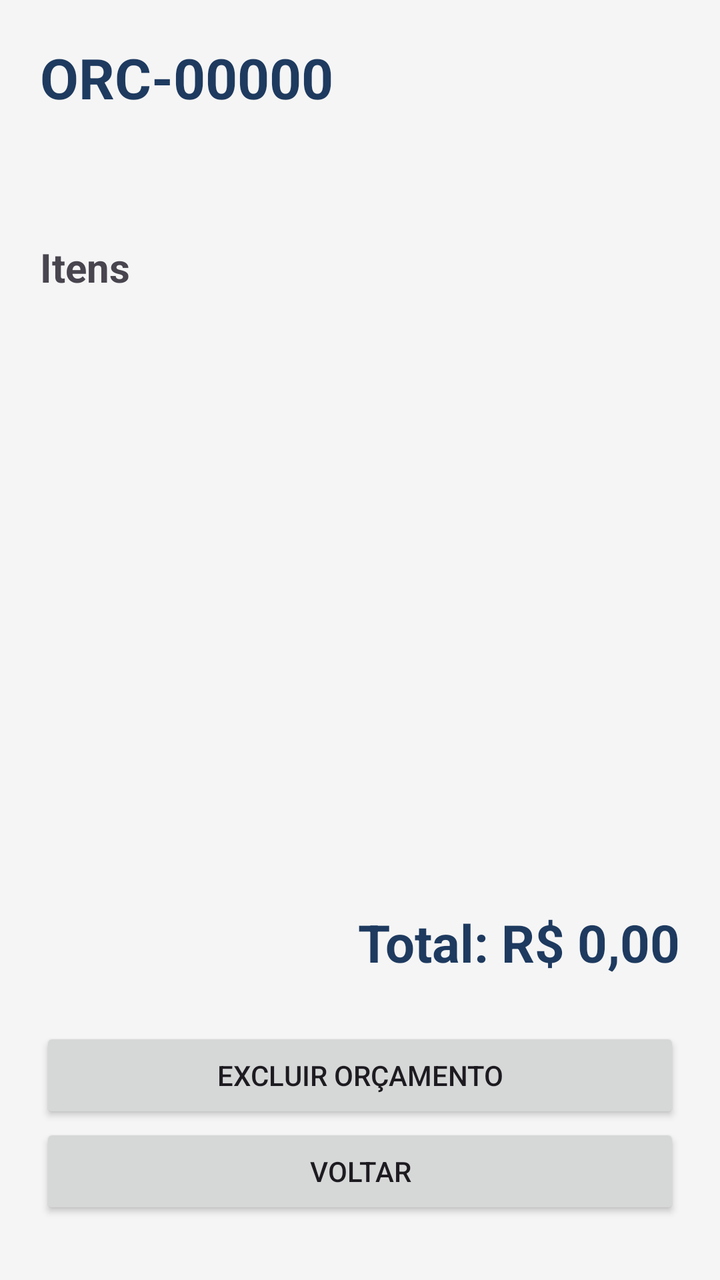
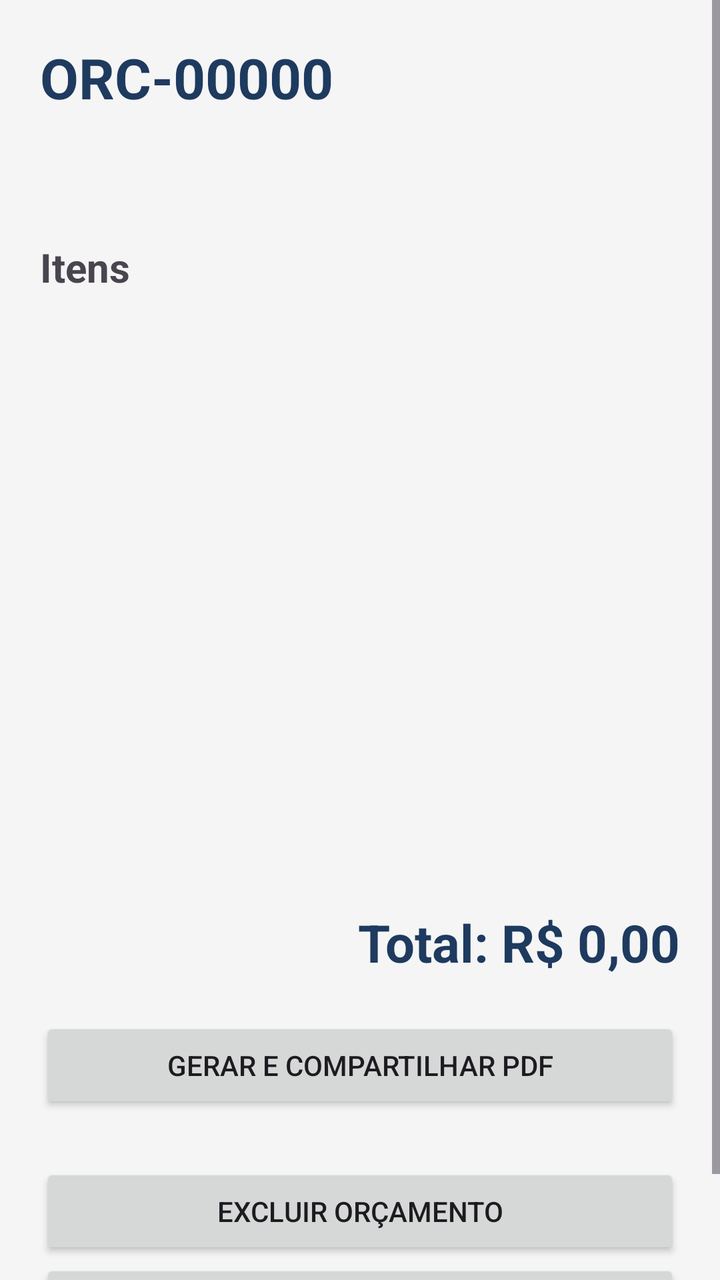

An Android layout rendered at two revisions. The XML below is the earlier revision; the diff shows what the commit changed to produce the second picture.
<!-- AndroidManifest.xml: application theme Theme.MyApplication -->
<!-- res/layout/activity_detalhe_orcamento.xml -->
<?xml version="1.0" encoding="utf-8"?>
<ScrollView xmlns:android="http://schemas.android.com/apk/res/android"
    android:layout_width="match_parent"
    android:layout_height="match_parent"
    android:background="#F5F5F5">

    <LinearLayout
        android:layout_width="match_parent"
        android:layout_height="wrap_content"
        android:orientation="vertical"
        android:padding="20dp">

        <TextView
            android:id="@+id/txtNumero"
            android:layout_width="match_parent"
            android:layout_height="wrap_content"
            android:text="ORC-00000"
            android:textSize="28sp"
            android:textStyle="bold"
            android:textColor="#1E3A5F" />

        <TextView
            android:id="@+id/txtDadosCliente"
            android:layout_width="match_parent"
            android:layout_height="wrap_content"
            android:textSize="17sp"
            android:layout_marginTop="20dp" />

        <TextView
            android:layout_width="match_parent"
            android:layout_height="wrap_content"
            android:text="Itens"
            android:textSize="20sp"
            android:textStyle="bold"
            android:layout_marginTop="20dp" />

        <ListView
            android:id="@+id/listItensDetalhe"
            android:layout_width="match_parent"
            android:layout_height="250dp" />

        <TextView
            android:id="@+id/txtObservacoesDetalhe"
            android:layout_width="match_parent"
            android:layout_height="wrap_content"
            android:textSize="16sp"
            android:layout_marginTop="15dp" />

        <TextView
            android:id="@+id/txtTotalDetalhe"
            android:layout_width="match_parent"
            android:layout_height="wrap_content"
            android:text="Total: R$ 0,00"
            android:textSize="26sp"
            android:textStyle="bold"
            android:textColor="#1E3A5F"
            android:gravity="end"
            android:layout_marginTop="20dp" />

        <Button
            android:id="@+id/btnExcluir"
            android:layout_width="match_parent"
            android:layout_height="wrap_content"
            android:text="EXCLUIR ORÇAMENTO"
            android:layout_marginTop="25dp" />

        <Button
            android:id="@+id/btnVoltarDetalhe"
            android:layout_width="match_parent"
            android:layout_height="wrap_content"
            android:text="VOLTAR" />

    </LinearLayout>

</ScrollView>
<!-- resources referenced by this layout -->
<resources>
  <style name="Theme.MyApplication" parent="Base.Theme.MyApplication" />
  <style name="Base.Theme.MyApplication" parent="Theme.Material3.DayNight.NoActionBar">
          
          
      </style>
</resources>

<!-- the commit's change to res/layout/activity_detalhe_orcamento.xml (unified diff, before → after) -->
@@ -58,6 +58,13 @@
             android:layout_marginTop="20dp" />
 
         <Button
+            android:id="@+id/btnGerarPdf"
+            android:layout_width="match_parent"
+            android:layout_height="wrap_content"
+            android:text="GERAR E COMPARTILHAR PDF"
+            android:layout_marginTop="20dp" />
+
+        <Button
             android:id="@+id/btnExcluir"
             android:layout_width="match_parent"
             android:layout_height="wrap_content"
@@ -70,6 +77,7 @@
             android:layout_height="wrap_content"
             android:text="VOLTAR" />
 
+
     </LinearLayout>
 
 </ScrollView>
